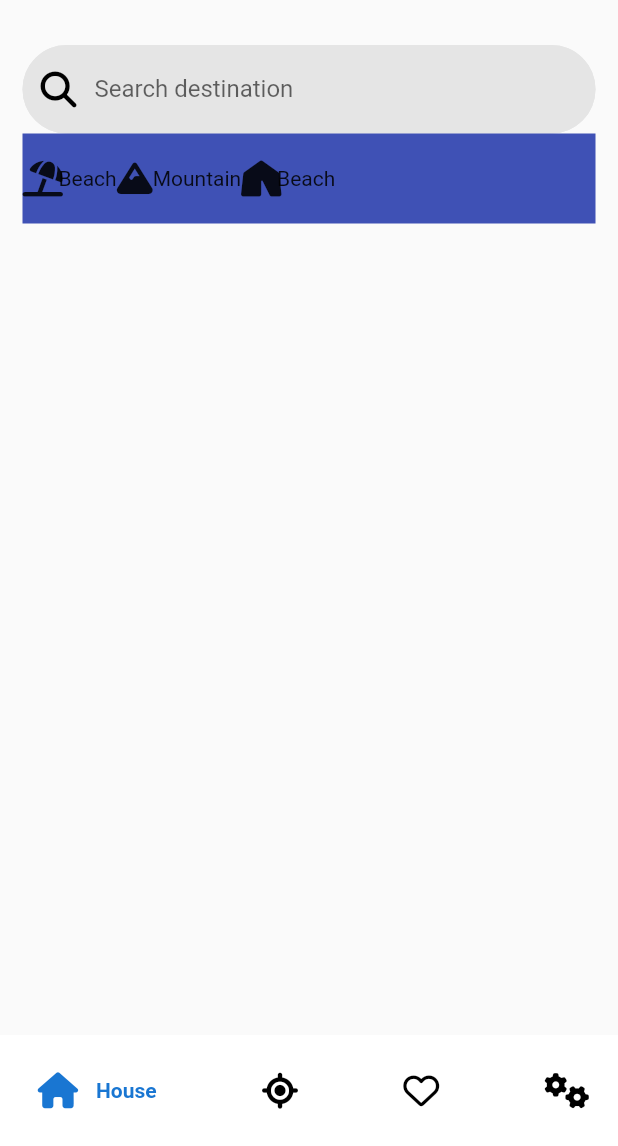
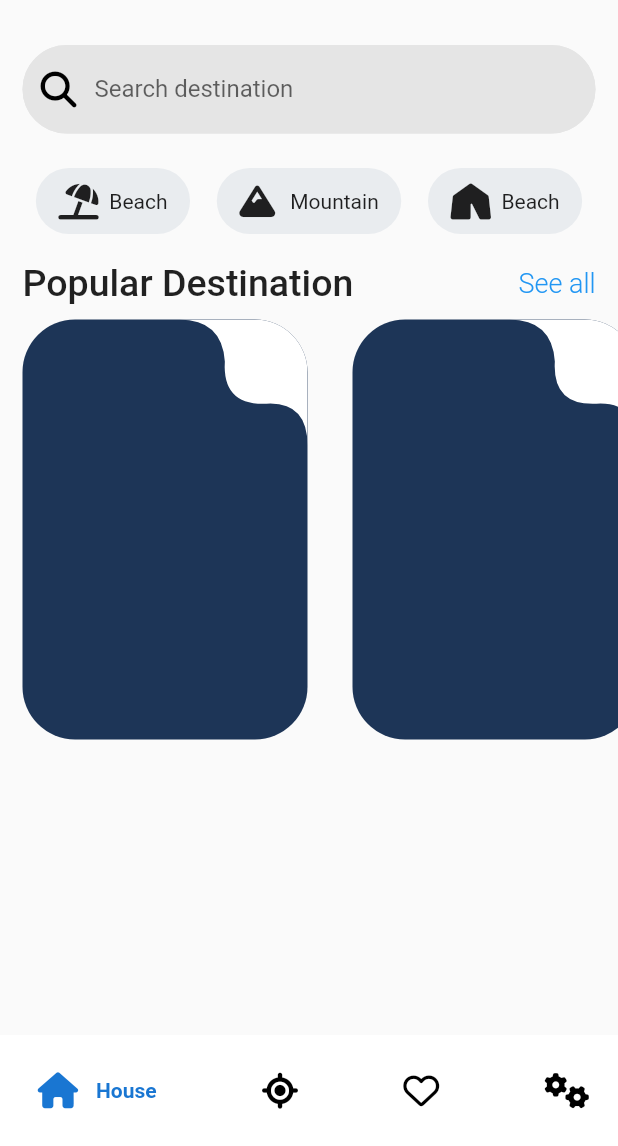
Before and after one commit to jhongo/travel_app, a Flutter app: the screen it shows after launch, on a phone screen of 412 x 824 dp, the part 90-1236 px from its top. Run offline on Flutter 3.47's test engine with Material 2 defaults, Android fonts, the phone set to English and light mode, and no system bars; drawn by our look-alikes of google_nav_bar; our stand-ins replace font_awesome_flutter; network calls fail.

Commit message:
Border button

```diff
--- /dev/null
+++ b/lib/infraestructure/models/places_model.dart
@@ -0,0 +1,67 @@
+
+
+class Places {
+
+  final String place;
+  final String location;
+  final String url;
+  final int review;
+  final double score;
+  final double price;
+  final bool isFavorite;
+  final String category;
+
+  Places({
+  required this.place,
+  required this.location,
+  required this.url,
+  required this.review,
+  required this.score,
+  required this.price,
+  required this.isFavorite,
+  required this.category});
+}
+
+final places = <Places>[
+
+  Places(
+  place: 'Playa Blanca',
+  location: 'Saboga, Panama',
+  url: 'assets/places/playa_blanca.jpg',
+  review: 38,
+  score: 4.5,
+  price: 47,
+  isFavorite: false,
+  category: 'beach'),
+
+  Places(
+  place: 'Mc Way Falls',
+  location: 'California, USA',
+  url: 'assets/places/mac_falls.jpg',
+  review: 31,
+  score: 4.4,
+  price: 55,
+  isFavorite: false,
+  category: 'beach'),
+
+  Places(
+  place: 'Medhufushi Island Resort',
+  location: 'Maldives',
+  url: 'assets/places/maldives.jpg',
+  review: 15,
+  score: 4.6,
+  price: 35,
+  isFavorite: false,
+  category: 'beach'),
+
+  Places(
+  place: 'Albufeira',
+  location: 'Portugal',
+  url: 'assets/places/albufeira.jpg',
+  review: 24,
+  score: 4.8,
+  price: 70,
+  isFavorite: false,
+  category: 'beach'),
+
+];
--- a/lib/presentation/screen/home/home_screen.dart
+++ b/lib/presentation/screen/home/home_screen.dart
@@ -1,4 +1,5 @@
 import 'package:flutter/material.dart';
+import 'package:travel_app/presentation/widgets/home/body_home_widget.dart';
 import 'package:travel_app/presentation/widgets/home/header_home_widget.dart';
 
 class HomeScreen extends StatelessWidget {
@@ -12,7 +13,9 @@ class HomeScreen extends StatelessWidget {
         child: SafeArea(
           child: Column(
             children: [
-              HeaderHomeWidget()
+              HeaderHomeWidget(),
+              SizedBox(height: 10,),
+              BodyHomeWidget()
             ],
           ),
         ),
--- /dev/null
+++ b/lib/presentation/widgets/home/body_cardplace_widget.dart
@@ -0,0 +1,58 @@
+import 'package:flutter/material.dart';
+
+
+class CardPlaceWidget extends StatelessWidget {
+  const CardPlaceWidget({super.key});
+
+  @override
+  Widget build(BuildContext context) {
+    return Container(
+      margin: EdgeInsets.symmetric(horizontal: 15, vertical: 10),
+      width: 190,
+      decoration: _Decoration(),
+      child: ClipRRect(
+        borderRadius: BorderRadius.circular(35),
+        child: CustomPaint(
+          painter:BorderPaint() ,
+        ),
+      )
+
+    );
+  }
+
+  BoxDecoration _Decoration() => BoxDecoration(
+    color: Color(0xFF1d3557),
+    borderRadius: BorderRadius.circular(35)
+  );
+}
+
+
+class BorderPaint extends CustomPainter{
+  @override
+  void paint(Canvas canvas, Size size) {
+
+    final paint = Paint();
+    paint.color = Colors.white;
+    paint.style = PaintingStyle.fill;
+    paint.strokeWidth = 5;
+
+    final path = Path();
+    path.moveTo(size.width, 0);
+    path.lineTo(size.width, size.height * 0.3);
+    path.quadraticBezierTo(size.width , size.height * 0.2, size.width * 0.87, size.height * 0.2);
+    path.quadraticBezierTo(size.width * 0.7 , size.height * 0.21, size.width * 0.71 , size.height * 0.1 );
+    path.quadraticBezierTo(size.width * 0.7 ,0, size.width * 0.55 , 0 );
+    path.moveTo(size.width * 0.55 , 0);
+    path.lineTo(size.width, 0);
+
+
+  canvas.drawPath(path, paint);
+
+  }
+
+  @override
+  bool shouldRepaint(covariant CustomPainter oldDelegate) {
+  return true;
+  }
+
+}
--- /dev/null
+++ b/lib/presentation/widgets/home/body_header_widget.dart
@@ -0,0 +1,20 @@
+import 'package:flutter/material.dart';
+
+class BodyHeaderWidget extends StatelessWidget {
+
+  const BodyHeaderWidget({Key? key}) : super(key: key);
+
+  @override
+  Widget build(BuildContext context) {
+    return Container(
+      margin: EdgeInsets.symmetric(horizontal: 15),
+      child:const Row(
+        children: [
+          Text('Popular Destination', style: TextStyle(fontSize: 25, fontWeight: FontWeight.w500),),
+          Spacer(),
+          Text('See all', style: TextStyle(fontSize: 18, fontWeight:FontWeight.w300, color: Color(0xFF2196f3) ),)
+        ],
+      ),
+    );
+  }
+}
--- /dev/null
+++ b/lib/presentation/widgets/home/body_home_widget.dart
@@ -0,0 +1,19 @@
+import 'package:flutter/material.dart';
+import 'package:travel_app/presentation/widgets/home/body_header_widget.dart';
+import 'package:travel_app/presentation/widgets/home/body_places_widget.dart';
+
+class BodyHomeWidget extends StatelessWidget {
+
+  const BodyHomeWidget({Key? key}) : super(key: key);
+
+  @override
+  Widget build(BuildContext context) {
+    return const Column(
+        children: [
+          BodyHeaderWidget(),
+          BodyPlacesWidget()
+
+        ],
+      );
+  }
+}
--- /dev/null
+++ b/lib/presentation/widgets/home/body_places_widget.dart
@@ -0,0 +1,23 @@
+import 'package:flutter/material.dart';
+import 'package:travel_app/infraestructure/models/places_model.dart';
+import 'package:travel_app/presentation/widgets/home/body_cardplace_widget.dart';
+
+class BodyPlacesWidget extends StatelessWidget {
+
+  const BodyPlacesWidget({Key? key}) : super(key: key);
+
+  @override
+  Widget build(BuildContext context) {
+    return Container(
+      width: double.infinity,
+      height: 300,
+      child: ListView.builder(
+        scrollDirection: Axis.horizontal,
+        itemCount: places.length,
+        itemBuilder:(context, index) {
+          return CardPlaceWidget();
+        },
+        ),
+    );
+  }
+}
--- a/lib/presentation/widgets/home/header_category_widget.dart
+++ b/lib/presentation/widgets/home/header_category_widget.dart
@@ -1,4 +1,3 @@
-import 'package:flutter/gestures.dart';
 import 'package:flutter/material.dart';
 import 'package:travel_app/infraestructure/models/category_model.dart';
 
@@ -11,9 +10,9 @@ class HeaderCategoryWidget extends StatelessWidget {
     return Container(
       width: double.infinity,
       height: 60,
-      color: Colors.indigo,
       alignment: Alignment.center,
       child:Row(
+        mainAxisAlignment: MainAxisAlignment.spaceAround,
         children: List.generate(categories.length,
         (index){
           final category = categories[index];
@@ -34,10 +33,12 @@ class _ButtonCategory extends StatelessWidget {
   @override
   Widget build(BuildContext context) {
     return Container(
+      padding: EdgeInsets.symmetric(horizontal: 15, vertical: 10),
       decoration: _Decoration(),
       child:Row(
         children: [
           Icon(category.icon),
+          SizedBox(width: 10,),
           Text(category.name)
         ],
       ),
@@ -45,6 +46,7 @@ class _ButtonCategory extends StatelessWidget {
   }
 
   BoxDecoration _Decoration() => BoxDecoration(
-
+    color: Color(0xFFe9ecef),
+    borderRadius: BorderRadius.circular(100)
   );
 }
--- a/lib/presentation/widgets/home/header_home_widget.dart
+++ b/lib/presentation/widgets/home/header_home_widget.dart
@@ -16,6 +16,7 @@ class HeaderHomeWidget extends StatelessWidget {
           WelcomeHeaderWidget(),
           SizedBox(height: 30,),
           HeaderSearchWidget(),
+          SizedBox(height: 15,),
           HeaderCategoryWidget()
         ],
       ),
--- a/pubspec.yaml
+++ b/pubspec.yaml
@@ -61,8 +61,8 @@ flutter:
   uses-material-design: true
 
   # To add assets to your application, add an assets section, like this:
-  # assets:
-  #   - images/a_dot_burr.jpeg
+  assets:
+    - assets/places/
   #   - images/a_dot_ham.jpeg
 
   # An image asset can refer to one or more resolution-specific "variants", see
```
Also changed, not shown: assets/places/albufeira.jpg (added), assets/places/mac_falls.jpg (added), assets/places/maldives.jpg (added), 1 other file.
